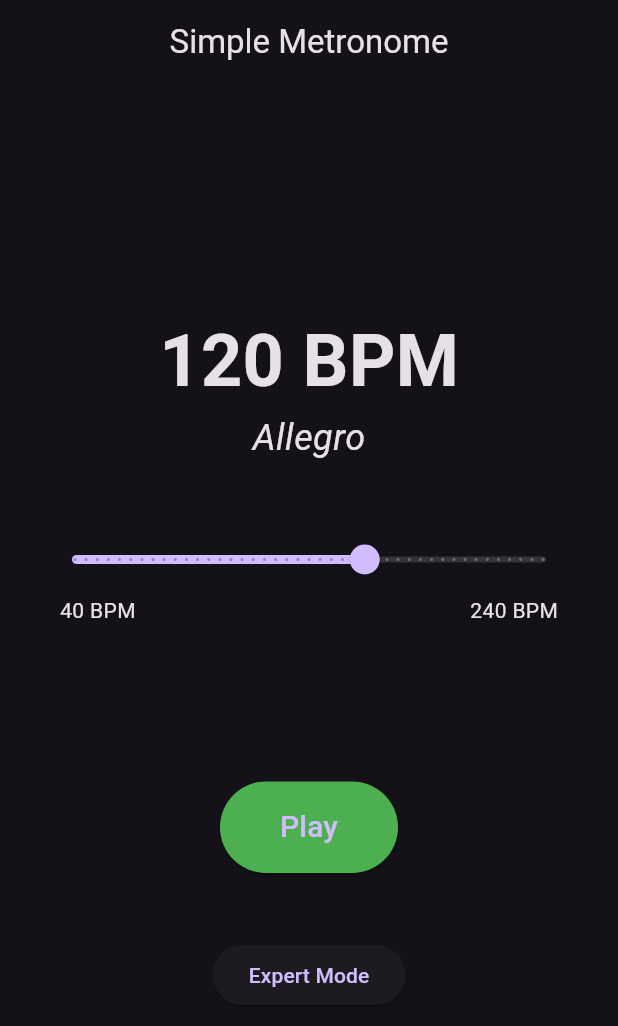
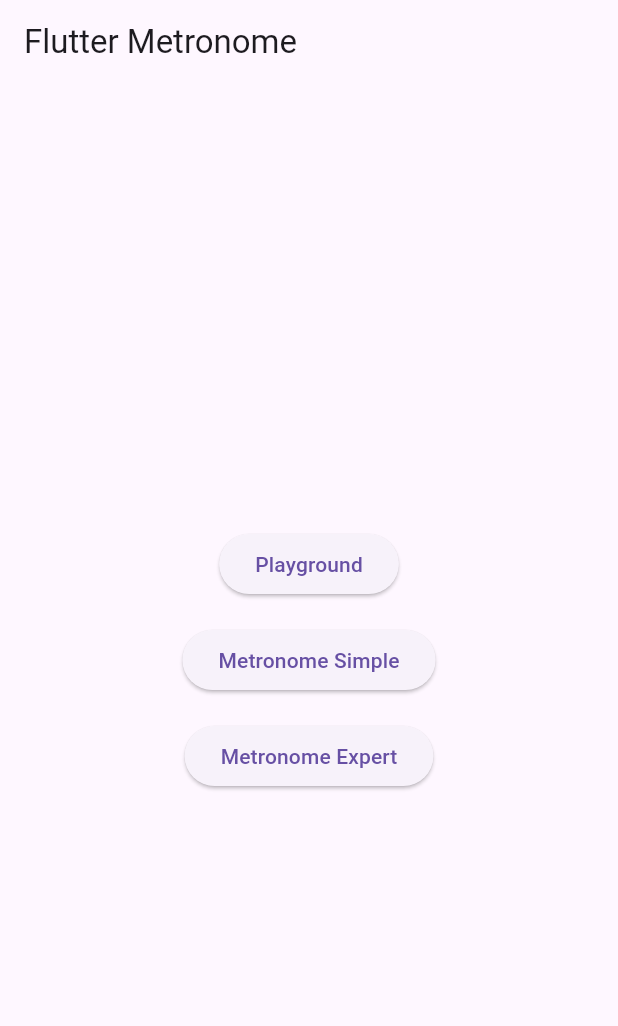
Before and after one commit to ulisinn/flutter_metronome, a Flutter app: the screen it shows after launch, on a phone screen of 412 x 824 dp. Shown: the top 1026 px of the screen. Run offline on Flutter 3.47's test engine with Material 3 defaults, Android fonts, the phone set to English and light mode, and no system bars; our stand-ins replace audioplayers, freezed_annotation, go_router.

Commit message:
more routing slugged in

```diff
--- a/lib/features/metronome/pages/metronome_page_simple.dart
+++ b/lib/features/metronome/pages/metronome_page_simple.dart
@@ -39,7 +39,6 @@ class _MetronomePageSimpleState extends State<MetronomePageSimple> {
       initialBpm: _bpm,
       cellSequence: [CellConfig(pulses: 4)], // Default 4/4 time signature
       markDownbeat: false, // Set to false for simple metronome
-
     );
 
     // Initialize metronome engine with config
@@ -64,7 +63,8 @@ class _MetronomePageSimpleState extends State<MetronomePageSimple> {
     // Find the closest value in the mmList
     _currentBpmIndex = value.round();
 
-    if (_currentBpmIndex >= 0 && _currentBpmIndex < MetronomeMarkings.mmList.length) {
+    if (_currentBpmIndex >= 0 &&
+        _currentBpmIndex < MetronomeMarkings.mmList.length) {
       setState(() {
         _bpm = MetronomeMarkings.mmList[_currentBpmIndex];
 
@@ -95,7 +95,15 @@ class _MetronomePageSimpleState extends State<MetronomePageSimple> {
   @override
   Widget build(BuildContext context) {
     return Scaffold(
-      appBar: AppBar(title: const Text('Simple Metronome'), centerTitle: true),
+      appBar: AppBar(
+        title: const Text('Metronome Simple Settings'),
+        centerTitle: true,
+        leading: IconButton(
+          icon: Icon(Icons.arrow_back),
+          // TODO: FIX NAVIGATION
+          onPressed: () => context.go('/'), // Navigate back to home
+        ),
+      ),
       body: Column(
         mainAxisAlignment: MainAxisAlignment.center,
         children: [
--- /dev/null
+++ b/lib/home.dart
@@ -0,0 +1,38 @@
+import 'package:flutter/material.dart';
+import 'package:go_router/go_router.dart';
+
+import 'routing/app_router.dart';
+
+class Home extends StatelessWidget {
+  const Home({super.key});
+
+  @override
+  Widget build(BuildContext context) {
+    return Scaffold(
+      appBar: AppBar(
+        title: const Text('Flutter Metronome'),
+      ),
+      body: Center(
+        child: Column(
+          mainAxisAlignment: MainAxisAlignment.center,
+          children: [
+            ElevatedButton(
+              onPressed: () => context.goNamed(AppRoute.playground.name),
+              child: const Text('Playground'),
+            ),
+            const SizedBox(height: 16),
+            ElevatedButton(
+              onPressed: () => context.goNamed(AppRoute.metronomeSimple.name),
+              child: const Text('Metronome Simple'),
+            ),
+            const SizedBox(height: 16),
+            ElevatedButton(
+              onPressed: () => context.goNamed(AppRoute.metronomeExpert.name),
+              child: const Text('Metronome Expert'),
+            ),
+          ],
+        ),
+      ),
+    );
+  }
+}
--- a/lib/main.dart
+++ b/lib/main.dart
@@ -14,7 +14,7 @@ class MetronomeApp extends StatelessWidget {
       title: 'Custom Metronome',
       theme: ThemeData(
         primarySwatch: Colors.blue,
-        brightness: Brightness.dark,
+        brightness: Brightness.light,
         useMaterial3: true,
       ),
       routerConfig: goRouter,
--- /dev/null
+++ b/lib/playground.dart
@@ -0,0 +1,19 @@
+import 'package:flutter/material.dart';
+import 'package:go_router/go_router.dart';
+
+class Playground extends StatelessWidget {
+  const Playground({super.key});
+
+  @override
+  Widget build(BuildContext context) {
+    return Scaffold(
+        appBar: AppBar(
+          title: Text('Playground'),
+          leading: IconButton(
+            icon: Icon(Icons.arrow_back),
+            onPressed: () => context.go('/'),  // Navigate back to home
+          ),
+        ),
+        body: const Placeholder());
+  }
+}
--- a/lib/routing/app_router.dart
+++ b/lib/routing/app_router.dart
@@ -1,18 +1,32 @@
+import 'package:flutter_metronome/playground.dart';
 import 'package:go_router/go_router.dart';
 
 import '../features/metronome/pages/metronome_page_expert.dart';
 import '../features/metronome/pages/metronome_page_simple.dart';
+import '../home.dart';
 import 'not_found_screen.dart';
 
 enum AppRoute {
+  home,
+  playground,
   metronomeExpert,
   metronomeSimple,
 }
 
 final goRouter = GoRouter(
-  initialLocation: '/${AppRoute.metronomeSimple.name}',
+  initialLocation: '/',
   debugLogDiagnostics: false,
   routes: [
+    GoRoute(
+      path: '/',
+      name: AppRoute.home.name,
+      builder: (context, state) => const Home(),
+    ),
+    GoRoute(
+      path: '/${AppRoute.playground.name}',
+      name: AppRoute.playground.name,
+      builder: (context, state) => const Playground(),
+    ),
     GoRoute(
       path: '/${AppRoute.metronomeExpert.name}',
       name: AppRoute.metronomeExpert.name,
```
Also changed, not shown: lib/features/metronome/pages/metronome_page_expert.dart (+10 -1 lines). Lines whose indentation alone changed are shown as unchanged.
